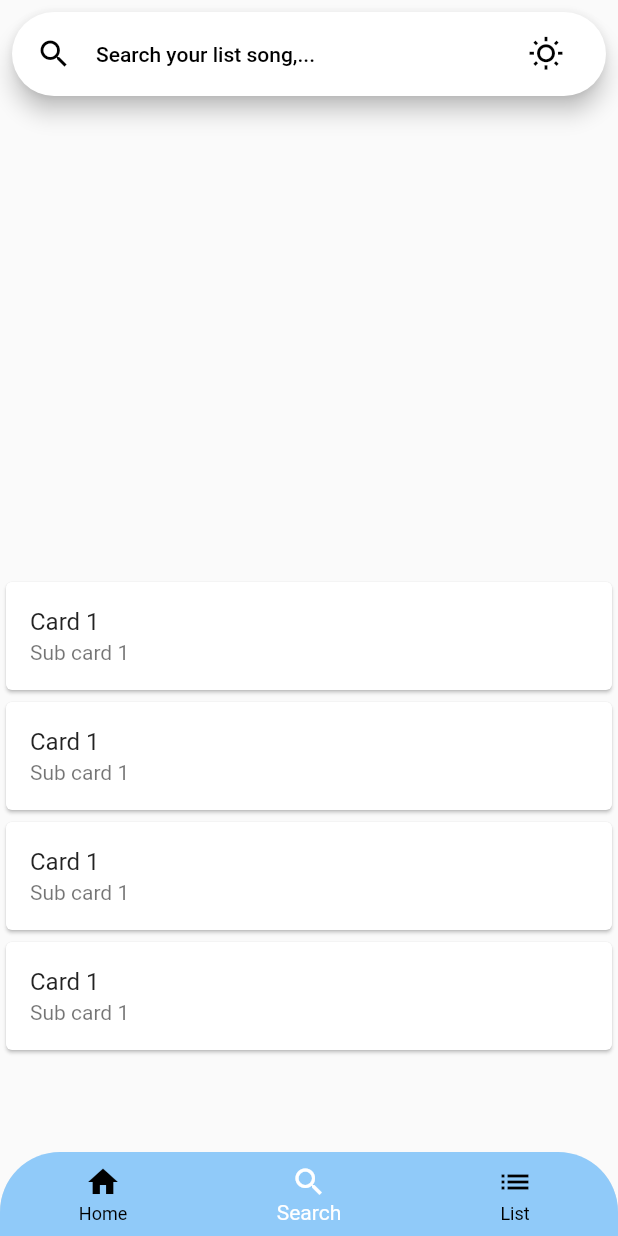
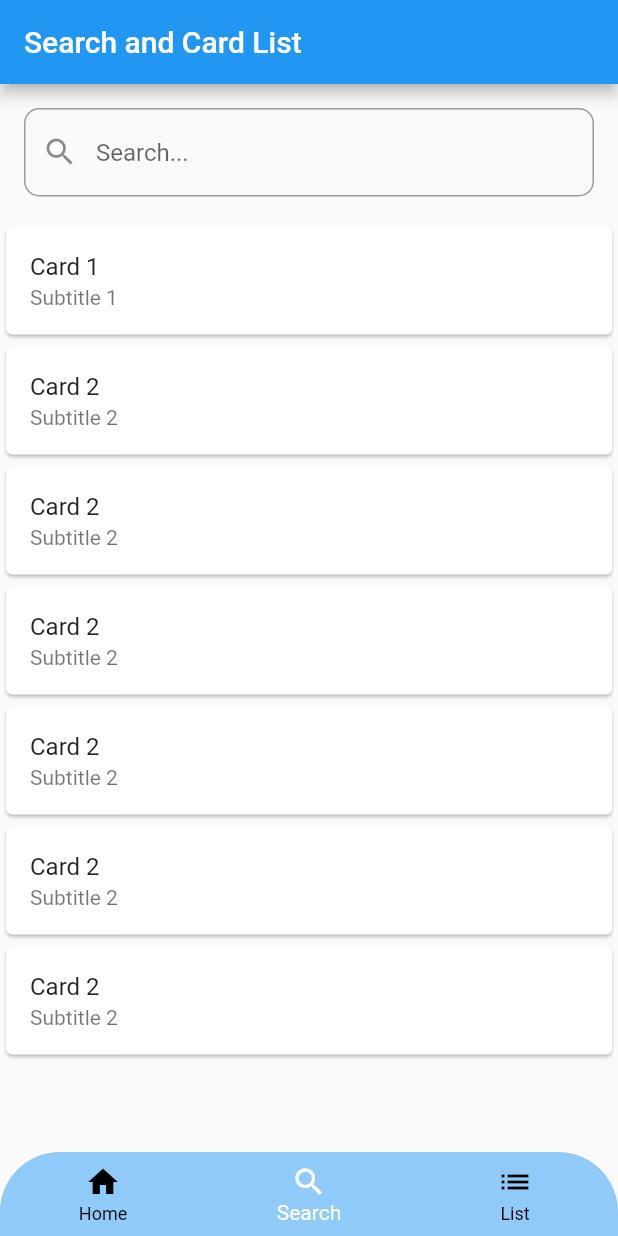
Before and after one commit to 13octt/Music_App, a Flutter app: the screen it shows after launch, item 2 of the bottom bar chosen, on a phone screen of 412 x 824 dp. Run offline on Flutter 3.47's test engine with Material 2 defaults, Android fonts, the phone set to English and light mode, and no system bars.

Commit message:
Update search screen and card ui

```diff
--- a/lib/screens/search_page.dart
+++ b/lib/screens/search_page.dart
@@ -1,60 +1,77 @@
 import 'package:flutter/material.dart';
-import 'package:music_app/components/search_bar.dart';
 
-class SearchScreen extends StatefulWidget {
+class SearchScreen extends StatelessWidget {
   const SearchScreen({super.key});
-
-  @override
-  State<SearchScreen> createState() => _SearchScreenState();
-}
-
-class _SearchScreenState extends State<SearchScreen> {
-  bool isDark = false;
   @override
   Widget build(BuildContext context) {
-    final ThemeData themeData = ThemeData(
-        useMaterial3: true,
-        brightness: isDark ? Brightness.dark : Brightness.light);
     return MaterialApp(
-      home: SafeArea(
-        child: Scaffold(
-            body: Column(
+      home: Scaffold(
+        appBar: AppBar(
+          title: Text('Search and Card List'),
+        ),
+        body: Column(
           children: <Widget>[
-            const Expanded(
-              child: SearchMusicBar(),
+            SearchBarWidget(),
+            Expanded(
+              child: CardListView(),
             ),
-            Expanded(child: ListView(children: const <Widget> [
-              Card(
-                child: ListTile(
-                  title: Text('Card 1'),
-                  subtitle: Text('Sub card 1'),
-                ),
-              ),
-              Card(
-                child: ListTile(
-                  title: Text('Card 1'),
-                  subtitle: Text('Sub card 1'),
-                ),
-              ),
-              Card(
-                child: ListTile(
-                  title: Text('Card 1'),
-                  subtitle: Text('Sub card 1'),
-                ),
-              ),
-              Card(
-                child: ListTile(
-                  title: Text('Card 1'),
-                  subtitle: Text('Sub card 1'),
-                ),
-              ),
-
-            ],))
-
           ],
-        )),
+        ),
       ),
-      debugShowCheckedModeBanner: false,
     );
   }
 }
+
+class SearchBarWidget extends StatelessWidget {
+  @override
+  Widget build(BuildContext context) {
+    return Container(
+      padding: const EdgeInsets.all(16.0),
+      child: const TextField(
+        decoration: InputDecoration(
+          hintText: 'Search...',
+          prefixIcon: Icon(Icons.search),
+          border: OutlineInputBorder(
+            borderRadius: BorderRadius.all(Radius.circular(10.0)),
+          ),
+        ),
+      ),
+    );
+  }
+}
+
+class CardListView extends StatelessWidget {
+  @override
+  Widget build(BuildContext context) {
+    return ListView(
+      children: const <Widget>[
+        CardView(title: 'Card 1', subtitle: 'Subtitle 1'),
+        CardView(title: 'Card 2', subtitle: 'Subtitle 2'),
+        CardView(title: 'Card 2', subtitle: 'Subtitle 2'),
+        CardView(title: 'Card 2', subtitle: 'Subtitle 2'),
+        CardView(title: 'Card 2', subtitle: 'Subtitle 2'),
+        CardView(title: 'Card 2', subtitle: 'Subtitle 2'),
+        CardView(title: 'Card 2', subtitle: 'Subtitle 2'),
+
+        // ... Add more CardViews
+      ],
+    );
+  }
+}
+
+class CardView extends StatelessWidget {
+  final String title;
+  final String subtitle;
+
+  const CardView({required this.title, required this.subtitle});
+
+  @override
+  Widget build(BuildContext context) {
+    return Card(
+      child: ListTile(
+        title: Text(title),
+        subtitle: Text(subtitle),
+      ),
+    );
+  }
+}
```
